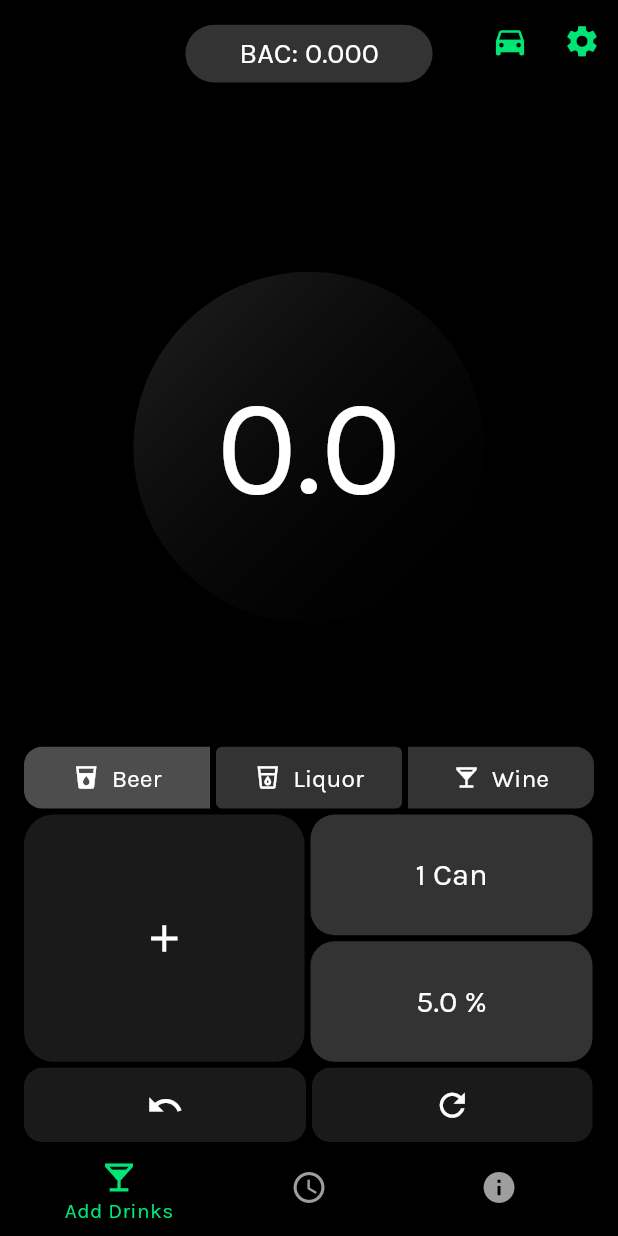
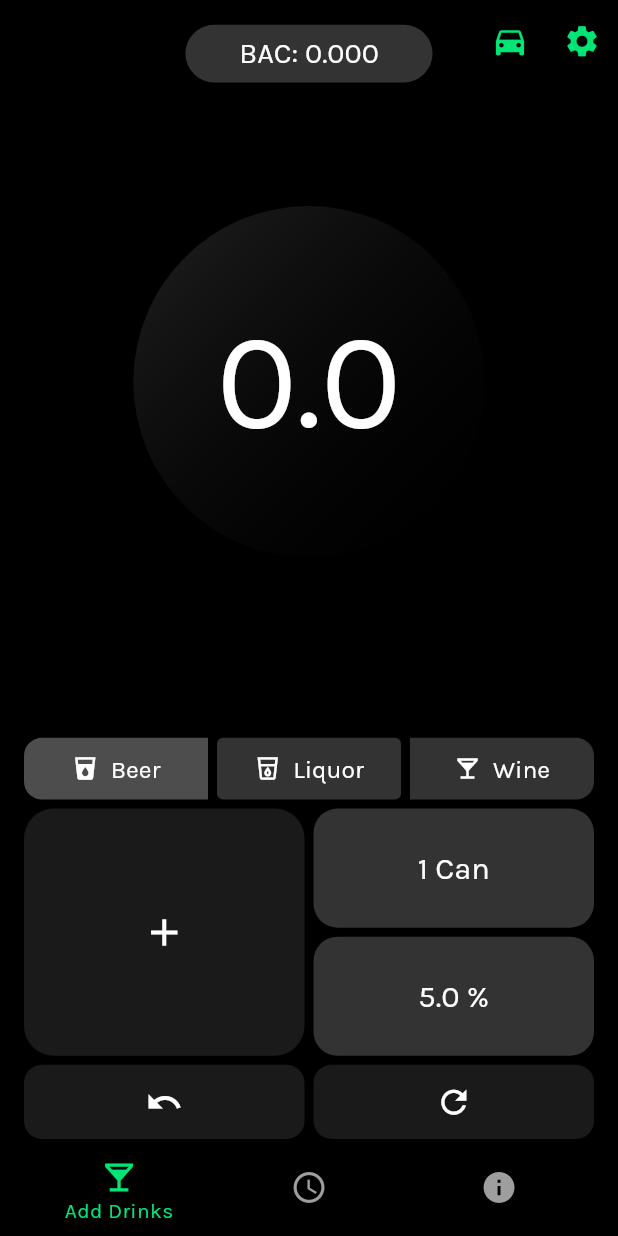
Before and after one commit to rahulg221/party_pal_, a Flutter app: the screen it shows after launch, on a phone screen of 412 x 824 dp. Run offline on Flutter 3.47's test engine with Material 2 defaults, Android fonts, the phone set to English and light mode, and no system bars; our stand-ins replace animated_splash_screen, flutter_riverpod, shared_preferences; missing offline and left inert: activity_ring.

Commit message:
Add files via upload

```diff
--- a/lib/homepage.dart
+++ b/lib/homepage.dart
@@ -236,7 +236,7 @@ class _MyHomePageState extends ConsumerState<MyHomePage> {
               ),
             ),
           ),
-          SizedBox(width: 4),
+          const SizedBox(width: 6),
           Expanded(
             child: SizedBox(
               height: height * 0.05,
@@ -281,7 +281,7 @@ class _MyHomePageState extends ConsumerState<MyHomePage> {
               ),
             ),
           ),
-          SizedBox(width: 4),
+          const SizedBox(width: 6),
           Expanded(
             child: SizedBox(
               height: height * 0.05,
@@ -483,15 +483,15 @@ class _MyHomePageState extends ConsumerState<MyHomePage> {
                   ),
                 ),
               ),
-              SizedBox(width: 4),
+              SizedBox(width: 6),
               Column(
                 children: [
                   Align(
                     alignment: Alignment.centerRight,
                     child: Container(
                       width:
-                          (width - 32) / 2 - 2, // width - body column padding
-                      height: (height * 3 / 15) / 2 - 2,
+                          (width - 32) / 2 - 3, // width - body column padding
+                      height: (height * 3 / 15) / 2 - 3,
                       child: TextButton(
                         style: TextButton.styleFrom(
                           backgroundColor:
@@ -551,13 +551,13 @@ class _MyHomePageState extends ConsumerState<MyHomePage> {
                       ),
                     ),
                   ),
-                  SizedBox(height: 4),
+                  SizedBox(height: 6),
                   Align(
                     alignment: Alignment.centerRight,
                     child: Container(
                       width:
-                          (width - 32) / 2 - 2, // width - body column padding
-                      height: (height * 3 / 15) / 2 - 2,
+                          (width - 32) / 2 - 3, // width - body column padding
+                      height: (height * 3 / 15) / 2 - 3,
                       child: TextButton(
                         style: TextButton.styleFrom(
                           backgroundColor:
@@ -623,13 +623,13 @@ class _MyHomePageState extends ConsumerState<MyHomePage> {
               ),
             ],
           ),
-          SizedBox(height: 4),
+          SizedBox(height: 6),
           Row(
             children: [
               Align(
                 alignment: Alignment.centerLeft,
                 child: Container(
-                  width: (width - 32) / 2 - 2, // width - body column padding
+                  width: (width - 32) / 2 - 3, // width - body column padding
                   height: height * 0.06,
                   child: TextButton(
                     style: TextButton.styleFrom(
@@ -665,7 +665,7 @@ class _MyHomePageState extends ConsumerState<MyHomePage> {
                   ),
                 ),
               ),
-              SizedBox(width: 4),
+              SizedBox(width: 6),
               Align(
                 alignment: Alignment.centerRight,
                 child: Container(
@@ -847,21 +847,19 @@ class _MyHomePageState extends ConsumerState<MyHomePage> {
             child: Column(
               mainAxisSize: MainAxisSize.min,
               children: <Widget>[
-                //SizedBox(height: height * 0.08),
-                Expanded(child: SizedBox(height: height * 0.1)),
+                SizedBox(height: height * 0.1),
                 _countDisplay(
                     count,
                     color,
                     findRatio(recLevel, bac, legalLimit, tolerance),
                     width,
                     height),
-                //Expanded(child: SizedBox(height: height * 0.1)),
-                SizedBox(height: height * 0.1),
+                Expanded(child: SizedBox(height: height * 0.1)),
                 _drinkSelector(height),
-                SizedBox(height: 4),
+                SizedBox(height: 6),
                 _inputPanel(width, height, weight, abv, oz, bac, recLevel,
                     legalLimit, tolerance, count, genderVal, unit),
-                SizedBox(height: 4),
+                SizedBox(height: 6),
               ],
             ),
           ),
--- a/lib/settings.dart
+++ b/lib/settings.dart
@@ -386,7 +386,7 @@ class _MySettingsPageState extends ConsumerState<MySettingsPage> {
           });
         },
         decoration: InputDecoration(
-          //labelText: value == 0 ? labelText : '$value',
+          labelText: labelText,
           hintText: value == 0 ? hintText : '$value',
           focusedBorder: OutlineInputBorder(
             borderSide: BorderSide(
```
